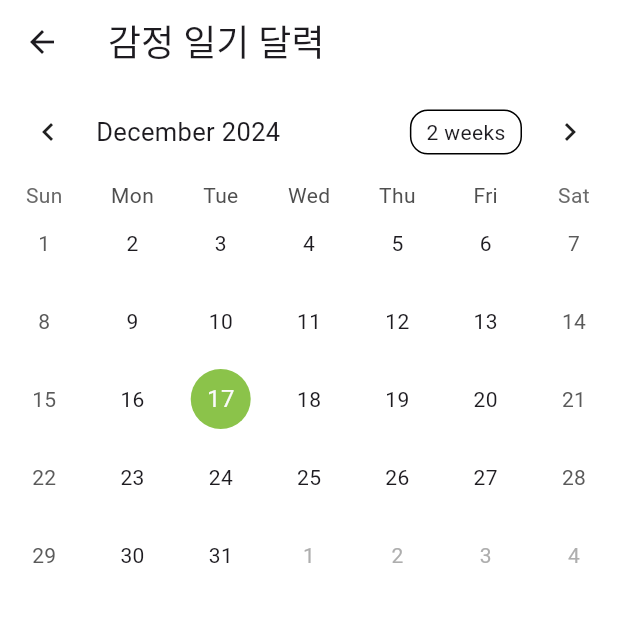
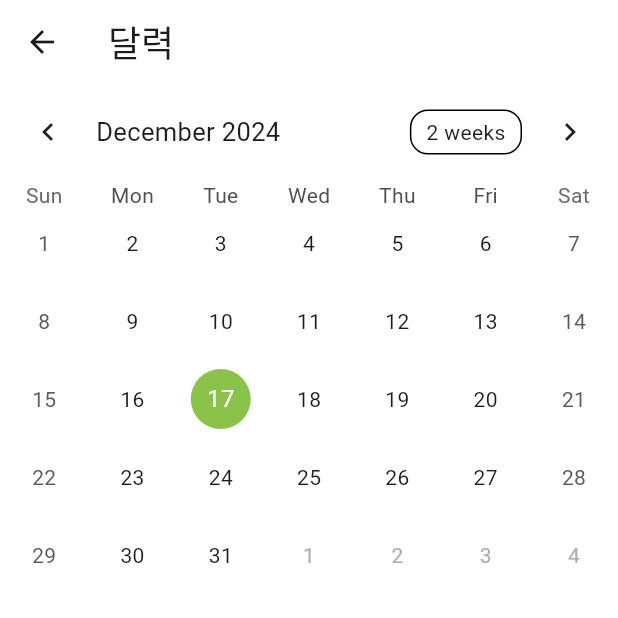
Before and after one commit to yunse0708/emotionpot, a Flutter app: the CalendarPage screen opened directly, on a phone screen of 412 x 824 dp, the top half of it. Run offline on Flutter 3.47's test engine with Material 3 defaults, Android fonts, the phone set to English and light mode, and no system bars; drawn by our look-alikes of table_calendar; our stand-ins replace flutter_riverpod, flutter_svg, shared_preferences, sqflite; accounts and stored records are empty; Roboto replaces fonts that are missing (NanumPen).

Commit message:
feat : 감정팟

```diff
--- a/lib/data/utils/db_helper.dart
+++ b/lib/data/utils/db_helper.dart
@@ -8,7 +8,6 @@ class DBHelper {
   static Future<Database> get database async {
     if (_database != null) return _database!;
 
-    // 데이터베이스 초기화
     _database = await _initDB();
     return _database!;
   }
@@ -30,14 +29,12 @@ class DBHelper {
     );
   }
 
-  // 일기 추가
   static Future<void> insertDiary(Diary diary) async {
     final db = await database;
     await db.insert('diaries', diary.toMap(),
         conflictAlgorithm: ConflictAlgorithm.replace);
   }
 
-  // 모든 일기 조회
   static Future<List<Diary>> fetchAllDiaries() async {
     final db = await database;
     final List<Map<String, dynamic>> maps = await db.query('diaries');
--- a/lib/presentation/page/calendar_page.dart
+++ b/lib/presentation/page/calendar_page.dart
@@ -25,7 +25,7 @@ class _CalendarPageState extends ConsumerState<CalendarPage> {
       appBar: AppBar(
         backgroundColor: Colors.white,
         title: const Text(
-          '감정 일기 달력',
+          '달력',
           style: TextStyle(fontFamily: 'NanumPen', fontSize: 24),
         ),
       ),
```
Also changed, not shown: assets/img/image.svg (added).
